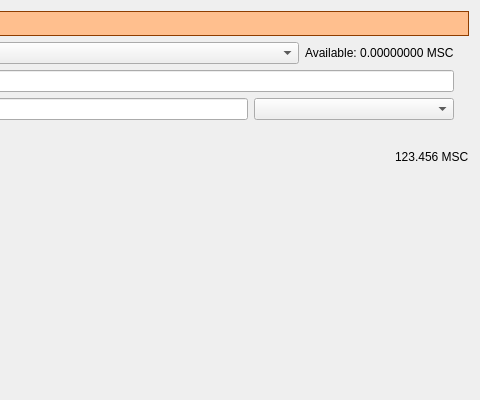
Before: the Qt Designer form src/qt/forms/sendmpdialog.ui in RapidsOfficial/Rapids, drawn with Qt 5; both pictures show x 370 to 850 and y 0 to 400 of the 850 by 400 pixel window.
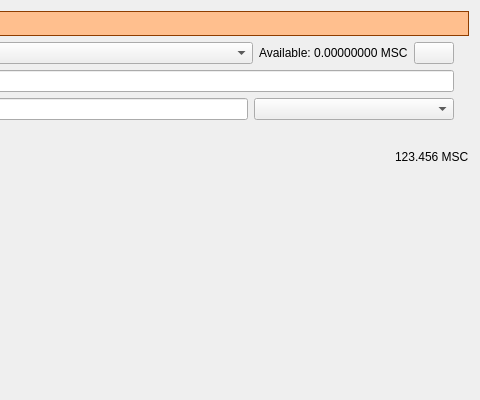
After: the same form once the commit is applied. Icons and pictures are not drawn.

```diff
--- a/src/qt/forms/sendmpdialog.ui
+++ b/src/qt/forms/sendmpdialog.ui
@@ -102,6 +102,13 @@
            </property>
           </widget>
          </item>
+         <item>
+          <widget class="QPushButton" name="copyButton">
+           <property name="text">
+            <string/>
+           </property>
+          </widget>
+         </item>
          <item>
           <spacer name="horizontalSpacer_2">
            <property name="orientation">
```
